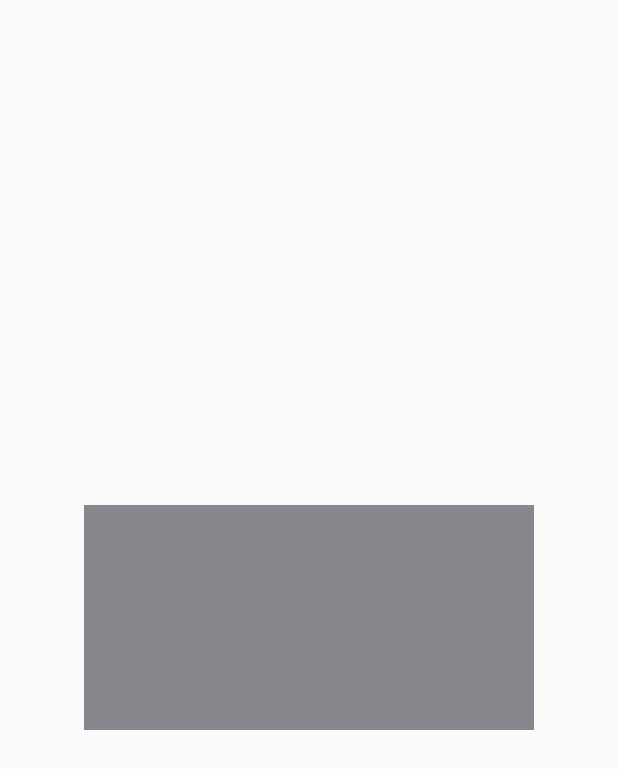
After one commit to Moaz707/MyBuzz_FeedGame-, an Android app: the layout my_alert_dialog.xml on its own in the app's theme, with its tools: preview values and no code run, on a phone screen of 412 x 824 dp. The commit adds this screen. Shown: the top 769 px of the screen. Run offline under Robolectric (Android 15) with nearby library versions, the phone set to English and light mode, and no system bars.

Commit message:
dialog add to the game

```diff
--- a/app/src/main/AndroidManifest.xml
+++ b/app/src/main/AndroidManifest.xml
@@ -1,6 +1,7 @@
 <?xml version="1.0" encoding="utf-8"?>
 <manifest xmlns:android="http://schemas.android.com/apk/res/android"
     package="nyc.muaadh_melhi_develpoer.my_buzzfeed_game">
+    <uses-permission android:name="android.permission.INTERNET"/>
 
     <application
         android:allowBackup="true"
--- a/app/src/main/java/nyc/muaadh_melhi_develpoer/my_buzzfeed_game/views/BuzzFeedViewHolder.java
+++ b/app/src/main/java/nyc/muaadh_melhi_develpoer/my_buzzfeed_game/views/BuzzFeedViewHolder.java
@@ -70,10 +70,9 @@ public class BuzzFeedViewHolder extends ViewHolder implements View.OnClickListen
 
     @Override
     public void onClick(View v) {
-         Toast.makeText(v.getContext(),"button click",Toast.LENGTH_LONG).show();
 
         Button button = (Button) v;
-        Log.e(button.getText().toString(), ""+indexOfAnswer);
+        Log.e(button.getText().toString(), "" + indexOfAnswer);
         listener.onOptionClicked(button.getText().toString(), indexOfAnswer);
 
         answer1.setEnabled(false);
@@ -82,7 +81,6 @@ public class BuzzFeedViewHolder extends ViewHolder implements View.OnClickListen
         answer4.setEnabled(false);
 
 
-
     }
 
 }
--- /dev/null
+++ b/app/src/main/res/layout/my_alert_dialog.xml
@@ -0,0 +1,20 @@
+<?xml version="1.0" encoding="utf-8"?>
+<LinearLayout xmlns:android="http://schemas.android.com/apk/res/android"
+    android:layout_width="300dp"
+    android:layout_height="wrap_content"
+    android:layout_gravity="center"
+    android:orientation="vertical">
+
+
+    <TextView
+
+        android:id="@+id/result_alert"
+        android:layout_width="match_parent"
+        android:layout_height="150dp"
+        android:gravity="center"
+        android:textSize="30sp"
+        android:textStyle="bold"
+        android:textColor="@color/white"
+        android:background="@color/gray"/>
+
+</LinearLayout>
--- a/app/src/main/res/values/colors.xml
+++ b/app/src/main/res/values/colors.xml
@@ -3,4 +3,6 @@
     <color name="colorPrimary">#3F51B5</color>
     <color name="colorPrimaryDark">#303F9F</color>
     <color name="colorAccent">#FF4081</color>
+    <color name="gray">#87868c</color>
+    <color name="white">#fcfcfd</color>
 </resources>
--- a/app/src/main/res/values/strings.xml
+++ b/app/src/main/res/values/strings.xml
@@ -1,3 +1,4 @@
 <resources>
     <string name="app_name">My_BuzzFeed_Game</string>
+    <string name="close">Close</string>
 </resources>
```
Also changed, not shown: app/src/main/java/nyc/muaadh_melhi_develpoer/my_buzzfeed_game/MainActivity.java (+37 -21 lines), app/src/main/java/nyc/muaadh_melhi_develpoer/my_buzzfeed_game/Score.java (added, +26 -0 lines), app/src/main/java/nyc/muaadh_melhi_develpoer/my_buzzfeed_game/supportscreen/Result.java (+10 -1 lines), app/src/main/res/layout/activity_result.xml (+16 -10 lines).
